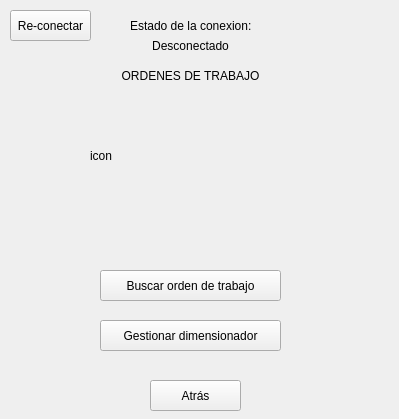
Before: the Qt Designer form cliente_menu.ui in Huber-Ticona/SAGOT_personal_area, drawn with Qt 5.
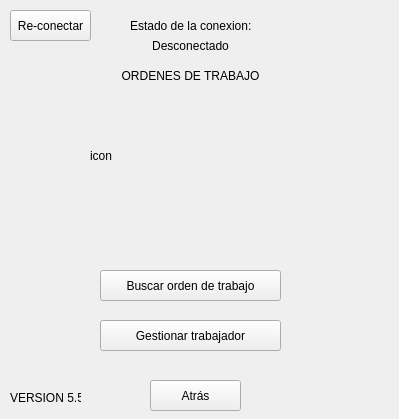
After: the same form once the commit is applied.

Commit message: version 5.3: Funcionalidad para editar fecha ingreso, asignacion de personal y fecha real de entrega a todas las ordenes

```diff
--- a/cliente_menu.ui
+++ b/cliente_menu.ui
@@ -113,7 +113,7 @@
     </rect>
    </property>
    <property name="text">
-    <string>Gestionar dimensionador</string>
+    <string>Gestionar trabajador</string>
    </property>
   </widget>
   <widget class="QLabel" name="lb_logo">
@@ -132,6 +132,19 @@
     <bool>true</bool>
    </property>
   </widget>
+  <widget class="QLabel" name="label_3">
+   <property name="geometry">
+    <rect>
+     <x>10</x>
+     <y>390</y>
+     <width>71</width>
+     <height>16</height>
+    </rect>
+   </property>
+   <property name="text">
+    <string>VERSION 5.5</string>
+   </property>
+  </widget>
  </widget>
  <resources/>
  <connections/>
```
The commit also changes 5 other files.
